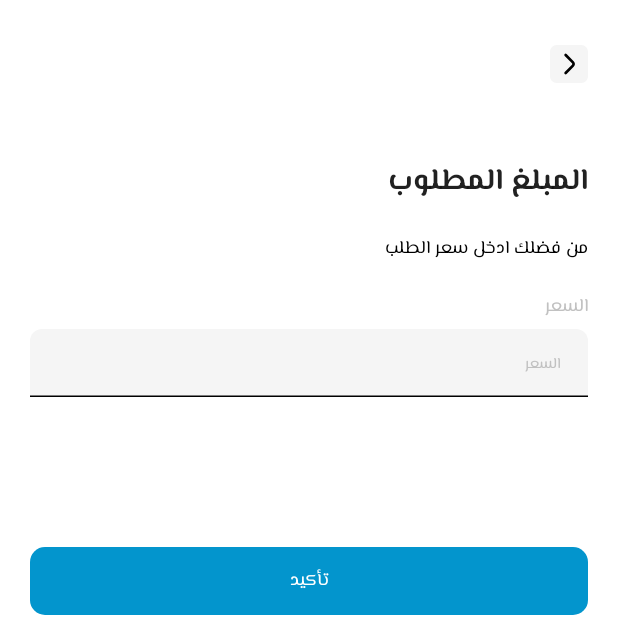
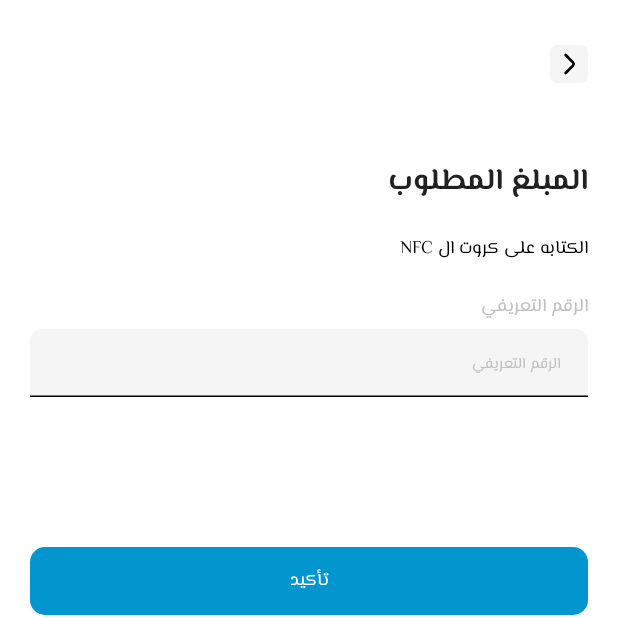
Before and after one commit to AbdelrahmanEsam/EasyModularized, an Android app built with Jetpack Compose: the screen it shows after launch (MainActivity), on a phone screen of 412 x 824 dp, the top half of it. Run offline under Robolectric (Android 15) with nearby library versions, the phone set to English and light mode, and no system bars; our stand-ins replace Dagger/Hilt's generated code.

```diff
--- a/app/src/main/AndroidManifest.xml
+++ b/app/src/main/AndroidManifest.xml
@@ -16,7 +16,7 @@
         android:icon="@mipmap/ic_launcher"
         android:label="@string/app_name"
         android:roundIcon="@mipmap/ic_launcher_round"
-        android:supportsRtl="true"
+        android:supportsRtl="false"
         android:theme="@style/Theme.Easy"
         tools:targetApi="31">
         <activity
--- a/app/src/main/java/com/apptikar/easy/peresentation/EasyModal.kt
+++ b/app/src/main/java/com/apptikar/easy/peresentation/EasyModal.kt
@@ -21,7 +21,6 @@ import kotlinx.coroutines.flow.StateFlow
 fun EasyModal(
     devicePosture: StateFlow<WindowLayoutInfo>,
     windowSizeDp: DpSize,
-    tag: Tag?,
 ) {
     val devicePostureValue by devicePosture.collectAsState()
 
@@ -39,7 +38,7 @@ fun EasyModal(
             ){paddingValues ->
 
                 Row(Modifier.fillMaxSize()) {
-                    EasyNavGraph(screenClassifier = screenClassifier, navController = navController , modifier = Modifier.padding(paddingValues),scaffoldState,tag)
+                    EasyNavGraph(screenClassifier = screenClassifier, navController = navController , modifier = Modifier.padding(paddingValues),scaffoldState)
 
                 }
 
--- a/app/src/main/java/com/apptikar/easy/peresentation/navigation/DribboxNavgraph.kt
+++ b/app/src/main/java/com/apptikar/easy/peresentation/navigation/DribboxNavgraph.kt
@@ -25,7 +25,6 @@ fun EasyNavGraph(
     navController: NavHostController,
     modifier: Modifier,
     scaffoldState: ScaffoldState,
-    tag: Tag?,
     ) {
 
 
@@ -63,7 +62,7 @@ fun EasyNavGraph(
                     .verticalScroll(
                         rememberScrollState()
                     )
-                    .padding(horizontal = 20.sdp), navController = navController,tag = tag
+                    .padding(horizontal = 20.sdp), navController = navController
             )
         }
 
--- a/app/src/main/java/com/apptikar/easy/peresentation/ui/writeOnTag/InsertTheMount.kt
+++ b/app/src/main/java/com/apptikar/easy/peresentation/ui/writeOnTag/InsertTheMount.kt
@@ -1,19 +1,13 @@
 package com.apptikar.easy.peresentation.ui.writeOnTag
 
-import android.nfc.Tag
 import android.util.Log
 import android.widget.Toast
-import androidx.compose.foundation.Image
-import androidx.compose.foundation.background
-import androidx.compose.foundation.clickable
+import androidx.compose.foundation.*
 import androidx.compose.foundation.layout.*
 import androidx.compose.foundation.shape.RoundedCornerShape
 import androidx.compose.foundation.text.KeyboardOptions
 import androidx.compose.material.*
-import androidx.compose.runtime.Composable
-import androidx.compose.runtime.State
-import androidx.compose.runtime.collectAsState
-import androidx.compose.runtime.mutableStateOf
+import androidx.compose.runtime.*
 import androidx.compose.runtime.saveable.rememberSaveable
 import androidx.compose.ui.Alignment
 import androidx.compose.ui.Modifier
@@ -35,8 +29,10 @@ import com.apptikar.easy.common.theme.BoxBackGroundColor
 import com.apptikar.easy.common.theme.Gray
 import com.apptikar.easy.common.theme.LightBlue
 import com.apptikar.easy.peresentation.MainActivity
-import com.apptikar.easy.peresentation.navigation.Destinations
+import com.apptikar.easy.peresentation.navigation.Destinations.DoneDialog
 import com.apptikar.easy.peresentation.ui.doneDialog.DoneDialog
+import com.apptikar.easy.peresentation.ui.nearTheTagDialog.NearTheTagDialog
+import kotlinx.coroutines.launch
 
 
 @Composable
@@ -44,13 +40,17 @@ fun InsertTheMount(
     modifier: Modifier,
     navController: NavHostController,
     writeOnTagViewModel: InsertTheMountViewModel = hiltViewModel(),
-    tag: Tag?
+
 ) {
    val mount =  writeOnTagViewModel.mount.collectAsState()
-    val showDialog = rememberSaveable { mutableStateOf(false) }
+    val showTagDialog = rememberSaveable { mutableStateOf(false) }
+    val showDoneDialog = rememberSaveable { mutableStateOf(false) }
     val showToast = rememberSaveable { mutableStateOf(false) }
    val toastMessage =rememberSaveable { mutableStateOf(0) }
-    val tag =  (LocalContext.current as MainActivity).tag
+    val tag =  (LocalContext.current as MainActivity).tag.collectAsState()
+    val coroutineScope = rememberCoroutineScope()
+
+
        Column(
            modifier = modifier,
            verticalArrangement = Arrangement.Top,
@@ -58,17 +58,27 @@ fun InsertTheMount(
        ) {
 
 
-           if (showDialog.value){
+           if (showTagDialog.value){
 
-               DoneDialog(modifier = Modifier
+               NearTheTagDialog(modifier = Modifier
                    .clip(RoundedCornerShape(10.sdp))
-                   .background(Color.White)
+                   .background(Color.White),
+                    navController = navController,
+               )
+
+
+           }
+
+
+           if (showDoneDialog.value){
+                            DoneDialog(modifier = Modifier
+                  .clip(RoundedCornerShape(10.sdp))
+                  .background(Color.White)
                    , navController = navController, setShowDialog = {  show ->
-                       showDialog.value = show
-                   })
+                      showDoneDialog.value = show
+                  })
                writeOnTagViewModel.setMount("")
            }
-
            if (showToast.value){
                Toast.makeText(LocalContext.current, stringResource(id = toastMessage.value), Toast.LENGTH_LONG).show()
                showToast.value = false
@@ -89,9 +99,9 @@ fun InsertTheMount(
            Spacer(modifier = Modifier.size(50.sdp))
            Text(text = stringResource(R.string.the_mount), style = MaterialTheme.typography.body1, fontWeight = FontWeight.Bold, fontSize = 20.textSdp)
            Spacer(modifier = Modifier.height(20.sdp))
-           Text(text = stringResource(R.string.insert_mount), style = MaterialTheme.typography.body1, fontWeight = FontWeight.Normal, fontSize = 12.textSdp, color = Color.Black)
+           Text(text = stringResource(R.string.insert_the_ID_number), style = MaterialTheme.typography.body1, fontWeight = FontWeight.Normal, fontSize = 12.textSdp, color = Color.Black)
            Spacer(modifier = Modifier.height(20.sdp))
-           Text(text = stringResource(R.string.mount), style = MaterialTheme.typography.body1, fontWeight = FontWeight.Normal, fontSize = 12.textSdp, color = Gray)
+           Text(text = stringResource(R.string.ID_number), style = MaterialTheme.typography.body1, fontWeight = FontWeight.Normal, fontSize = 12.textSdp, color = Gray)
            Spacer(modifier = Modifier.height(5.sdp))
            TextField(
                value = mount.value ?: "" ,
@@ -99,7 +109,7 @@ fun InsertTheMount(
                modifier = Modifier
                    .fillMaxWidth()
                    .height(45.sdp),
-               textStyle = TextStyle(fontSize = 10.textSdp),
+               textStyle = TextStyle(fontSize = 10.textSdp, color = Color.Black),
                shape = RoundedCornerShape(topStart = 8.sdp , topEnd = 8.sdp),
                maxLines = 1,
                singleLine = true,
@@ -116,7 +126,7 @@ fun InsertTheMount(
                        horizontalArrangement = Arrangement.End
                    ){
 
-                       Text(text = stringResource(R.string.price),
+                       Text(text = stringResource(R.string.ID_number),
                            style = MaterialTheme.typography.body1,
                            color = Gray,
                            modifier = Modifier
@@ -136,13 +146,15 @@ fun InsertTheMount(
                    Log.e("fromInsertMoney : " , tag.toString())
                    if (mount.value.isNullOrEmpty()){
                        Log.d("abdo","null or empty")
-                       toastMessage.value =  R.string.please_insert_mount
-                       showToast.value = true
-                   }else if (tag == null){
-                       toastMessage.value = R.string.this_device_isn_not_supported
+                       toastMessage.value =  R.string.please_insert_the_ID_number
                        showToast.value = true
                    }else{
-                       showDialog.value = writeOnTagViewModel.writeToTagByNFC(tag)
+                       showTagDialog.value = true
+                      coroutineScope.launch {
+                          val writeSucceed =     writeOnTagViewModel.writeToTagByNFC(tag.value)
+                          showTagDialog.value = writeSucceed.not()
+                          showDoneDialog.value  = writeSucceed
+                      }
                    }
 
 
--- a/app/src/main/res/values/strings.xml
+++ b/app/src/main/res/values/strings.xml
@@ -2,8 +2,8 @@
     <string name="app_name">Easy</string>
     <string name="confirm">تأكيد</string>
     <string name="the_mount">المبلغ المطلوب</string>
-    <string name="insert_mount">من فضلك ادخل سعر الطلب</string>
-    <string name="mount">السعر</string>
+    <string name="insert_the_ID_number">NFC الكتابه على كروت ال </string>
+    <string name="mount">الرقم التعريفي</string>
     <string name="back">back</string>
     <string name="insert_password">ادخل كلمة المرور</string>
     <string name="login">تسجيل دخول</string>
@@ -14,7 +14,8 @@
     <string name="logo">logo</string>
     <string name="Well">حسنا</string>
     <string name="done_successfully">تم إضافة سعر الطلب\n بنجاح</string>
-    <string name="price">السعر</string>
-    <string name="please_insert_mount">من فضلك ادخل المبلغ المطلوب</string>
+    <string name="ID_number">الرقم التعريفي</string>
+    <string name="please_insert_the_ID_number">من فضلك ادخل الرقم التعريفي الخاص بالعضو</string>
     <string name="this_device_isn_not_supported">هذا الجهاز لا يدعم ال NFC او انه مغلق</string>
+    <string name="please_close_the_card">من فضلك قرب الكارت</string>
 </resources>
```
Also changed, not shown: app/src/main/java/com/apptikar/easy/peresentation/MainActivity.kt (+26 -25 lines), app/src/main/java/com/apptikar/easy/peresentation/ui/nearTheTagDialog/NearTheTagDialog.kt (added, +70 -0 lines), app/src/main/java/com/apptikar/easy/peresentation/ui/writeOnTag/InsertTheMountViewModel.kt (+19 -9 lines), app/src/main/res/raw/nfc_lottie.json (added, +1 -0 lines).
